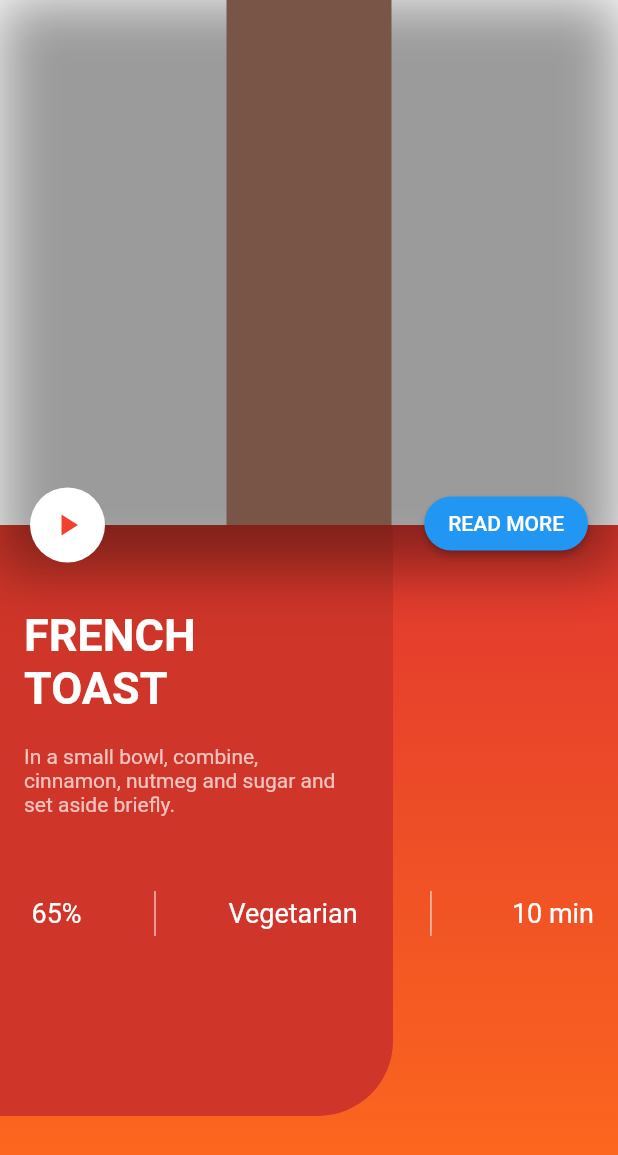
After one commit to grayplain/cocktailCraft, a Flutter app: the CockTailDetailSingle screen opened directly, on a phone screen of 412 x 824 dp. The commit adds this screen. Shown: the top 1155 px of the screen. Run offline on Flutter 3.47's test engine with Material 2 defaults, Android fonts, the phone set to English and light mode, and no system bars.

Commit message:
詳細画面実装中

```diff
--- a/lib/Entity/CockTail.dart
+++ b/lib/Entity/CockTail.dart
@@ -48,7 +48,7 @@ class CockTail {
 
   //2秒後に Cocktail を返却する
   static Future<List<CockTail>> fetchCockTail() async {
-    return Future.delayed(Duration(seconds: 0), () => [sampleCockTail()]);
+    return Future.delayed(Duration(seconds: 0), () => [sampleCockTail(),sampleCockTail(),sampleCockTail(),sampleCockTail(),sampleCockTail()]);
   }
 
 }
--- a/lib/View/CockTailDetail.dart
+++ b/lib/View/CockTailDetail.dart
@@ -1,4 +1,5 @@
 import 'package:booy/Entity/CockTail.dart';
+import 'package:booy/ViewParts/CockTailDetailSingle.dart';
 import 'package:flutter/material.dart';
 
 // カクテルの詳細を表示する StatelessWidget。
@@ -21,13 +22,7 @@ class CockTailDetail extends StatelessWidget {
       body: Column(
         mainAxisAlignment: MainAxisAlignment.end,
         children: [
-          //cockTail の name と description を表示する
-          Container(
-            child: Text(cockTail.name),
-          ),
-          Container(
-            child: Text(cockTail.description),
-          ),
+          Expanded(child: CockTailDetailSingle()),
 
           //戻る!ボタンをBottom に配置する
           Center(
--- a/lib/View/CockTailList.dart
+++ b/lib/View/CockTailList.dart
@@ -21,13 +21,10 @@ class CockTailList extends StatelessWidget {
       body: Column(
         mainAxisAlignment: MainAxisAlignment.end,
         children: [
-          //FruitsList の addFruitsFromApi で取得した Fruits のリストを ListView で表示する
-          //FutureBuilder を利用する
-          //ListView の中身は、Fruits の名前を表示する
-          Container(
-            child: FutureBuilder(
+          FutureBuilder(
             future: cockTailList,
             builder: (BuildContext context, AsyncSnapshot snapshot) {
+
               if (snapshot.connectionState == ConnectionState.done) {
                 if (!snapshot.hasData) {
                   return const CircularProgressIndicator();
@@ -47,7 +44,7 @@ class CockTailList extends StatelessWidget {
                               context,
                               MaterialPageRoute(
                                 builder: (context) => CockTailDetail(
-                                    cockTail: snapshot.data[index], key: Key("cockTailDetail"),
+                                  cockTail: snapshot.data[index], key: const Key("cockTailDetail"),
                                 ),
                               ),
                             );
@@ -61,18 +58,17 @@ class CockTailList extends StatelessWidget {
               }
             },
           ),
-          ),
 
           //戻る!ボタンをBottom に配置する
           Center(
             child: ElevatedButton(
-              child: Text('戻る!'),
               style: ElevatedButton.styleFrom(
                 primary: Colors.red,
               ),
               onPressed: () {
                 Navigator.pop(context);
               },
+              child: const Text('戻る!'),
             ),
           ),
         ],
--- /dev/null
+++ b/lib/ViewParts/CockTailDetailSingle.dart
@@ -0,0 +1,165 @@
+
+import 'dart:math';
+
+import 'package:flutter/material.dart';
+
+
+class CockTailDetailSingle extends StatelessWidget {
+  static final String path = "lib/src/pages/food/recipe_single.dart";
+  final Color icon = Color(0xffEF412D);
+  final Color color1 = Color(0xffCF3529);
+  final Color color2 = Color(0xffE1372F);
+  final Color color3 = Color(0xffFF6C1C);
+  @override
+  Widget build(BuildContext context) {
+    return Scaffold(
+      body: Container(
+        height: double.infinity,
+        child: Stack(
+          children: <Widget>[
+            Positioned(
+                top: 350,
+                left: 0,
+                right: 0,
+                bottom: 0,
+                child: Container(
+                  height: 200,
+                  decoration: BoxDecoration(
+                      gradient: LinearGradient(
+                          colors: [color2, color3],
+                          begin: Alignment.topCenter,
+                          end: Alignment.bottomCenter)),
+                )),
+            Positioned(
+                top: 350,
+                left: 0,
+                right: 150,
+                bottom: 80,
+                child: Container(
+                  height: 200,
+                  decoration: BoxDecoration(
+                      color: color1,
+                      borderRadius: BorderRadius.only(
+                          bottomRight: Radius.circular(50.0))),
+                )),
+            Positioned(
+              top: 350,
+              left: 0,
+              right: 0,
+              child: Container(
+                padding: const EdgeInsets.all(16.0),
+                child: Column(
+                  crossAxisAlignment: CrossAxisAlignment.start,
+                  children: <Widget>[
+                    SizedBox(height: 40.0),
+                    Text(
+                      "French\nToast".toUpperCase(),
+                      style: TextStyle(
+                          color: Colors.white,
+                          fontWeight: FontWeight.w600,
+                          fontSize: 30.0),
+                    ),
+                    SizedBox(height: 20.0),
+                    Text(
+                      "In a small bowl, combine,\ncinnamon, nutmeg and sugar and \nset aside briefly.",
+                      style: TextStyle(color: Colors.white70),
+                    ),
+                    SizedBox(height: 50.0),
+                    SizedBox(
+                      height: 30.0,
+                      width: double.infinity,
+                      child: Row(
+                        children: <Widget>[
+                          // Icon(FontAwesomeIcons.fire, color: Colors.white),
+                          SizedBox(width: 5.0),
+                          Text(
+                            "65%",
+                            style:
+                            TextStyle(color: Colors.white, fontSize: 18.0),
+                          ),
+                          Spacer(),
+                          VerticalDivider(color: Colors.white),
+                          Spacer(),
+                          Text(
+                            "Vegetarian",
+                            style:
+                            TextStyle(color: Colors.white, fontSize: 18.0),
+                          ),
+                          Spacer(),
+                          VerticalDivider(color: Colors.white),
+                          Spacer(),
+                          // Icon(FontAwesomeIcons.stopwatch, color: Colors.white),
+                          SizedBox(width: 5.0),
+                          Text(
+                            "10 min",
+                            style:
+                            TextStyle(color: Colors.white, fontSize: 18.0),
+                          ),
+                        ],
+                      ),
+                    )
+                  ],
+                ),
+              ),
+            ),
+            Container(
+              height: 380,
+              alignment: Alignment.topCenter,
+              decoration: BoxDecoration(boxShadow: [
+                BoxShadow(color: Colors.black38, blurRadius: 30.0)
+              ]),
+              child: SizedBox(
+                height: 350,
+                child: Container(
+                    height: 125,
+                    width: 110,
+                    padding:
+                    EdgeInsets.only(left: 0, top: 10, bottom: 70, right: 20),
+                    decoration: BoxDecoration(
+                      color: Colors.primaries[Random().nextInt(Colors.primaries.length)],
+                    ),
+                    child: Container()
+                ),
+              ),
+            ),
+            Positioned(
+              top: 325,
+              left: 20,
+              child: CircleAvatar(
+                backgroundColor: Colors.white,
+                radius: 25,
+                child: IconButton(
+                    color: icon,
+                    onPressed: () {},
+                    icon: Icon(
+                      Icons.play_arrow,
+                    )),
+              ),
+            ),
+            Positioned(
+              top: 325,
+              right: 20,
+              child: ElevatedButton(
+                style: ElevatedButton.styleFrom(
+                surfaceTintColor: Colors.white,
+                  shape: RoundedRectangleBorder(
+                      borderRadius: BorderRadius.circular(20.0)),
+                ),
+                child: Text("Read More".toUpperCase()),
+                onPressed: () {
+
+                },
+              ),
+            ),
+            Container(
+                height: 70.0,
+                child: AppBar(
+                  backgroundColor: Colors.transparent,
+                  elevation: 0,
+                )),
+          ],
+        ),
+      ),
+    );
+  }
+}
```
Lines whose indentation alone changed are shown as unchanged.
